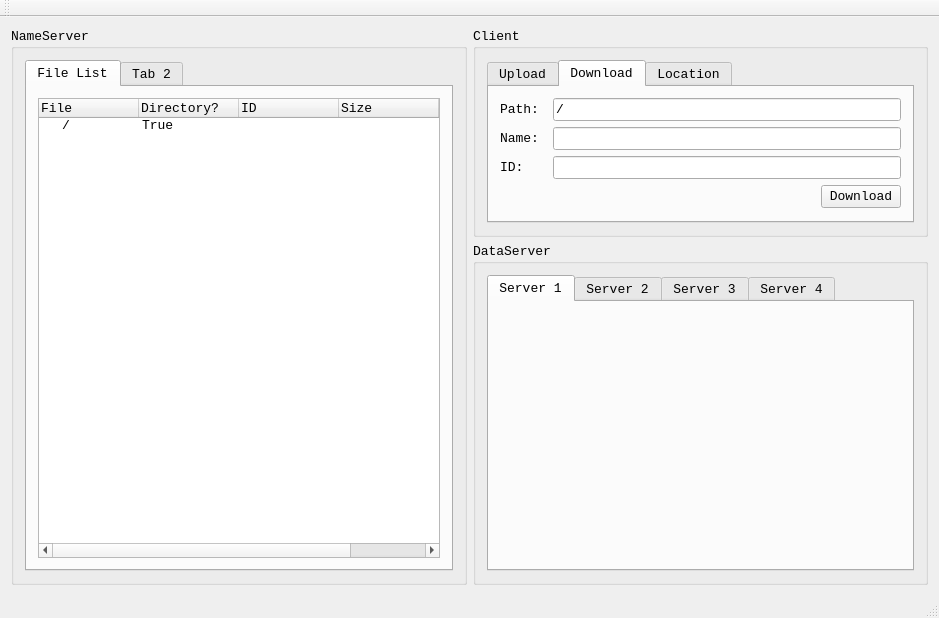
suisiyuan/Mini-DFS, file Mini-DFS/MiniDFS.ui: the form before one commit.
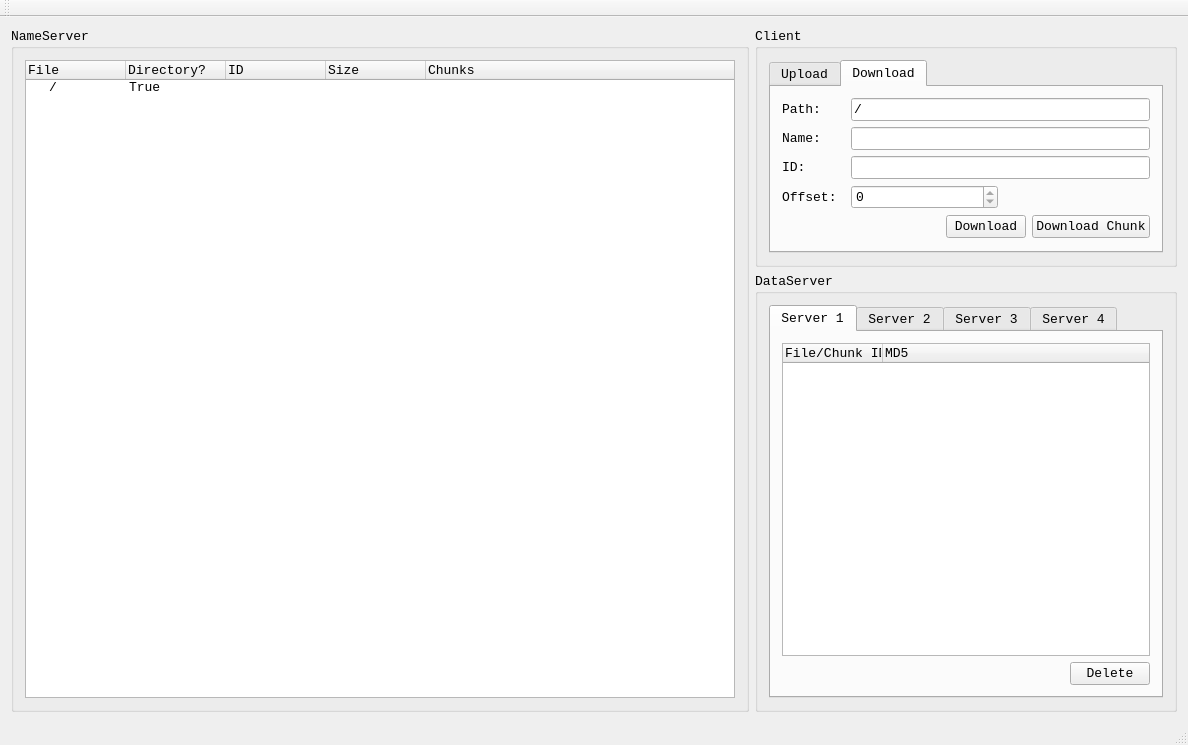
The form after the commit. The open tabs and pages were chosen to show the change.

What changed in the file:
```diff
--- a/Mini-DFS/MiniDFS.ui
+++ b/Mini-DFS/MiniDFS.ui
@@ -6,8 +6,8 @@
    <rect>
     <x>0</x>
     <y>0</y>
-    <width>939</width>
-    <height>618</height>
+    <width>1188</width>
+    <height>745</height>
    </rect>
   </property>
   <property name="font">
@@ -20,24 +20,20 @@
    <string>MiniDFS</string>
   </property>
   <widget class="QWidget" name="centralWidget">
-   <layout class="QGridLayout" name="gridLayout_6">
+   <layout class="QGridLayout" name="gridLayout_4">
     <item row="0" column="0" rowspan="2">
      <widget class="QGroupBox" name="groupBox">
+      <property name="sizePolicy">
+       <sizepolicy hsizetype="Preferred" vsizetype="Preferred">
+        <horstretch>7</horstretch>
+        <verstretch>0</verstretch>
+       </sizepolicy>
+      </property>
       <property name="title">
        <string>NameServer</string>
       </property>
       <layout class="QHBoxLayout" name="horizontalLayout_3">
        <item>
-        <widget class="QTabWidget" name="tabWidget_3">
-         <property name="currentIndex">
-          <number>0</number>
-         </property>
-         <widget class="QWidget" name="tab">
-          <attribute name="title">
-           <string>File List</string>
-          </attribute>
-          <layout class="QGridLayout" name="gridLayout_2">
-           <item row="0" column="0" colspan="2">
             <widget class="QTreeWidget" name="fileTree">
              <column>
               <property name="text">
@@ -79,21 +75,12 @@
            </item>
           </layout>
          </widget>
-         <widget class="QWidget" name="tab_2">
-          <attribute name="title">
-           <string>Tab 2</string>
-          </attribute>
-         </widget>
-        </widget>
-       </item>
-      </layout>
-     </widget>
     </item>
     <item row="0" column="1">
      <widget class="QGroupBox" name="groupBox_2">
       <property name="sizePolicy">
        <sizepolicy hsizetype="Preferred" vsizetype="Maximum">
-        <horstretch>0</horstretch>
+        <horstretch>4</horstretch>
         <verstretch>0</verstretch>
        </sizepolicy>
       </property>
@@ -114,43 +101,19 @@
            <item>
             <layout class="QGridLayout" name="gridLayout">
              <item row="0" column="0">
-              <widget class="QLabel" name="label">
-               <property name="sizePolicy">
-                <sizepolicy hsizetype="Maximum" vsizetype="Preferred">
-                 <horstretch>0</horstretch>
-                 <verstretch>0</verstretch>
-                </sizepolicy>
-               </property>
-               <property name="text">
-                <string>File: </string>
-               </property>
-              </widget>
-             </item>
-             <item row="0" column="1" colspan="2">
-              <widget class="QLineEdit" name="uploadFileEdit">
-               <property name="clearButtonEnabled">
-                <bool>true</bool>
-               </property>
-              </widget>
-             </item>
-             <item row="0" column="3">
-              <widget class="QToolButton" name="getFileBtn">
-               <property name="text">
-                <string>...</string>
-               </property>
-               <property name="toolButtonStyle">
-                <enum>Qt::ToolButtonIconOnly</enum>
-               </property>
-              </widget>
-             </item>
-             <item row="1" column="0">
               <widget class="QLabel" name="label_4">
+               <property name="sizePolicy">
+                <sizepolicy hsizetype="Maximum" vsizetype="Preferred">
+                 <horstretch>0</horstretch>
+                 <verstretch>0</verstretch>
+                </sizepolicy>
+               </property>
                <property name="text">
                 <string>Path: </string>
                </property>
               </widget>
              </item>
-             <item row="1" column="1" colspan="3">
+             <item row="0" column="1" colspan="2">
               <widget class="QLineEdit" name="uploadPathEdit">
                <property name="text">
                 <string>/</string>
@@ -202,13 +165,55 @@
           <attribute name="title">
            <string>Download</string>
           </attribute>
-          <layout class="QGridLayout" name="gridLayout_5">
-           <item row="0" column="0" colspan="2">
             <layout class="QGridLayout" name="gridLayout_3">
+           <item row="4" column="0" colspan="3">
+            <layout class="QHBoxLayout" name="horizontalLayout_7">
+             <item>
+              <spacer name="horizontalSpacer_2">
+               <property name="orientation">
+                <enum>Qt::Horizontal</enum>
+               </property>
+               <property name="sizeHint" stdset="0">
+                <size>
+                 <width>300</width>
+                 <height>20</height>
+                </size>
+               </property>
+              </spacer>
+             </item>
+             <item>
+              <widget class="QPushButton" name="downloadBtn">
+               <property name="text">
+                <string>Download</string>
+               </property>
+              </widget>
+             </item>
+             <item>
+              <widget class="QPushButton" name="downloadChunkBtn">
+               <property name="text">
+                <string>Download Chunk</string>
+               </property>
+              </widget>
+             </item>
+            </layout>
+           </item>
+           <item row="1" column="0">
+            <widget class="QLabel" name="label_6">
+             <property name="sizePolicy">
+              <sizepolicy hsizetype="Fixed" vsizetype="Preferred">
+               <horstretch>0</horstretch>
+               <verstretch>0</verstretch>
+              </sizepolicy>
+             </property>
+             <property name="text">
+              <string>Name: </string>
+             </property>
+            </widget>
+           </item>
              <item row="0" column="0">
               <widget class="QLabel" name="label_2">
                <property name="sizePolicy">
-                <sizepolicy hsizetype="Maximum" vsizetype="Preferred">
+              <sizepolicy hsizetype="Fixed" vsizetype="Preferred">
                  <horstretch>0</horstretch>
                  <verstretch>0</verstretch>
                 </sizepolicy>
@@ -218,10 +223,13 @@
                </property>
               </widget>
              </item>
-             <item row="0" column="1" colspan="2">
-              <widget class="QLineEdit" name="downloadPathEdit">
-               <property name="text">
-                <string>/</string>
+           <item row="2" column="1" colspan="2">
+            <widget class="QLineEdit" name="downloadIdEdit">
+             <property name="sizePolicy">
+              <sizepolicy hsizetype="Preferred" vsizetype="Fixed">
+               <horstretch>0</horstretch>
+               <verstretch>0</verstretch>
+              </sizepolicy>
                </property>
                <property name="readOnly">
                 <bool>true</bool>
@@ -230,83 +238,55 @@
              </item>
              <item row="2" column="0">
               <widget class="QLabel" name="label_5">
+             <property name="sizePolicy">
+              <sizepolicy hsizetype="Fixed" vsizetype="Preferred">
+               <horstretch>0</horstretch>
+               <verstretch>0</verstretch>
+              </sizepolicy>
+             </property>
                <property name="text">
                 <string>ID: </string>
                </property>
               </widget>
              </item>
-             <item row="1" column="0">
-              <widget class="QLabel" name="label_6">
-               <property name="text">
-                <string>Name: </string>
-               </property>
-              </widget>
-             </item>
              <item row="1" column="1" colspan="2">
               <widget class="QLineEdit" name="downloadNameEdit">
+             <property name="sizePolicy">
+              <sizepolicy hsizetype="Preferred" vsizetype="Fixed">
+               <horstretch>0</horstretch>
+               <verstretch>0</verstretch>
+              </sizepolicy>
+             </property>
                <property name="readOnly">
                 <bool>true</bool>
                </property>
               </widget>
              </item>
-             <item row="2" column="1" colspan="2">
-              <widget class="QLineEdit" name="downloadIdEdit">
+           <item row="0" column="1" colspan="2">
+            <widget class="QLineEdit" name="downloadPathEdit">
+             <property name="text">
+              <string>/</string>
+             </property>
                <property name="readOnly">
                 <bool>true</bool>
                </property>
               </widget>
              </item>
-            </layout>
-           </item>
-           <item row="1" column="0">
-            <spacer name="horizontalSpacer_2">
-             <property name="orientation">
-              <enum>Qt::Horizontal</enum>
-             </property>
-             <property name="sizeHint" stdset="0">
-              <size>
-               <width>300</width>
-               <height>20</height>
-              </size>
-             </property>
-            </spacer>
-           </item>
-           <item row="1" column="1">
-            <widget class="QPushButton" name="downloadBtn">
+           <item row="3" column="0">
+            <widget class="QLabel" name="label">
              <property name="text">
-              <string>Download</string>
+              <string>Offset: </string>
              </property>
             </widget>
            </item>
-          </layout>
-         </widget>
-         <widget class="QWidget" name="tab_3">
-          <attribute name="title">
-           <string>Location</string>
-          </attribute>
-          <widget class="QLabel" name="label_3">
-           <property name="geometry">
-            <rect>
-             <x>10</x>
-             <y>10</y>
-             <width>72</width>
-             <height>15</height>
-            </rect>
-           </property>
-           <property name="text">
-            <string/>
-           </property>
-          </widget>
-          <widget class="QLineEdit" name="lineEdit_3">
-           <property name="geometry">
-            <rect>
-             <x>150</x>
-             <y>20</y>
-             <width>113</width>
-             <height>21</height>
-            </rect>
-           </property>
-          </widget>
+           <item row="3" column="1">
+            <widget class="QSpinBox" name="offsetSpin">
+             <property name="maximum">
+              <number>0</number>
+             </property>
+            </widget>
+           </item>
+          </layout>
          </widget>
         </widget>
        </item>
@@ -328,21 +308,165 @@
           <attribute name="title">
            <string>Server 1</string>
           </attribute>
+          <layout class="QGridLayout" name="gridLayout_2">
+           <item row="0" column="0" colspan="2">
+            <widget class="QTreeWidget" name="chunkTree_1">
+             <column>
+              <property name="text">
+               <string>File/Chunk ID</string>
+              </property>
+             </column>
+             <column>
+              <property name="text">
+               <string>MD5</string>
+              </property>
+             </column>
+            </widget>
+           </item>
+           <item row="1" column="0">
+            <spacer name="horizontalSpacer_3">
+             <property name="orientation">
+              <enum>Qt::Horizontal</enum>
+             </property>
+             <property name="sizeHint" stdset="0">
+              <size>
+               <width>266</width>
+               <height>20</height>
+              </size>
+             </property>
+            </spacer>
+           </item>
+           <item row="1" column="1">
+            <widget class="QPushButton" name="deleteBtn_1">
+             <property name="text">
+              <string>Delete</string>
+             </property>
+            </widget>
+           </item>
+          </layout>
          </widget>
          <widget class="QWidget" name="tab_server2">
           <attribute name="title">
            <string>Server 2</string>
           </attribute>
+          <layout class="QGridLayout" name="gridLayout_5">
+           <item row="0" column="0" colspan="2">
+            <widget class="QTreeWidget" name="chunkTree_2">
+             <column>
+              <property name="text">
+               <string>File/Chunk ID</string>
+              </property>
+             </column>
+             <column>
+              <property name="text">
+               <string>MD5</string>
+              </property>
+             </column>
+            </widget>
+           </item>
+           <item row="1" column="0">
+            <spacer name="horizontalSpacer_4">
+             <property name="orientation">
+              <enum>Qt::Horizontal</enum>
+             </property>
+             <property name="sizeHint" stdset="0">
+              <size>
+               <width>266</width>
+               <height>20</height>
+              </size>
+             </property>
+            </spacer>
+           </item>
+           <item row="1" column="1">
+            <widget class="QPushButton" name="deleteBtn_2">
+             <property name="text">
+              <string>Delete</string>
+             </property>
+            </widget>
+           </item>
+          </layout>
          </widget>
          <widget class="QWidget" name="tab_server3">
           <attribute name="title">
            <string>Server 3</string>
           </attribute>
+          <layout class="QGridLayout" name="gridLayout_6">
+           <item row="0" column="0" colspan="2">
+            <widget class="QTreeWidget" name="chunkTree_3">
+             <column>
+              <property name="text">
+               <string>File/Chunk ID</string>
+              </property>
+             </column>
+             <column>
+              <property name="text">
+               <string>MD5</string>
+              </property>
+             </column>
+            </widget>
+           </item>
+           <item row="1" column="0">
+            <spacer name="horizontalSpacer_5">
+             <property name="orientation">
+              <enum>Qt::Horizontal</enum>
+             </property>
+             <property name="sizeHint" stdset="0">
+              <size>
+               <width>266</width>
+               <height>20</height>
+              </size>
+             </property>
+            </spacer>
+           </item>
+           <item row="1" column="1">
+            <widget class="QPushButton" name="deleteBtn_3">
+             <property name="text">
+              <string>Delete</string>
+             </property>
+            </widget>
+           </item>
+          </layout>
          </widget>
          <widget class="QWidget" name="tab_server4">
           <attribute name="title">
            <string>Server 4</string>
           </attribute>
+          <layout class="QGridLayout" name="gridLayout_7">
+           <item row="0" column="0" colspan="2">
+            <widget class="QTreeWidget" name="chunkTree_4">
+             <column>
+              <property name="text">
+               <string>File/Chunk ID</string>
+              </property>
+             </column>
+             <column>
+              <property name="text">
+               <string>MD5</string>
+              </property>
+             </column>
+            </widget>
+           </item>
+           <item row="1" column="0">
+            <spacer name="horizontalSpacer_6">
+             <property name="orientation">
+              <enum>Qt::Horizontal</enum>
+             </property>
+             <property name="sizeHint" stdset="0">
+              <size>
+               <width>266</width>
+               <height>20</height>
+              </size>
+             </property>
+            </spacer>
+           </item>
+           <item row="1" column="1">
+            <widget class="QPushButton" name="deleteBtn_4">
+             <property name="text">
+              <string>Delete</string>
+             </property>
+            </widget>
+           </item>
+          </layout>
          </widget>
         </widget>
        </item>
@@ -356,8 +480,8 @@
     <rect>
      <x>0</x>
      <y>0</y>
-     <width>939</width>
-     <height>21</height>
+     <width>1188</width>
+     <height>26</height>
     </rect>
    </property>
   </widget>
```
Lines whose indentation alone changed are shown as unchanged.
